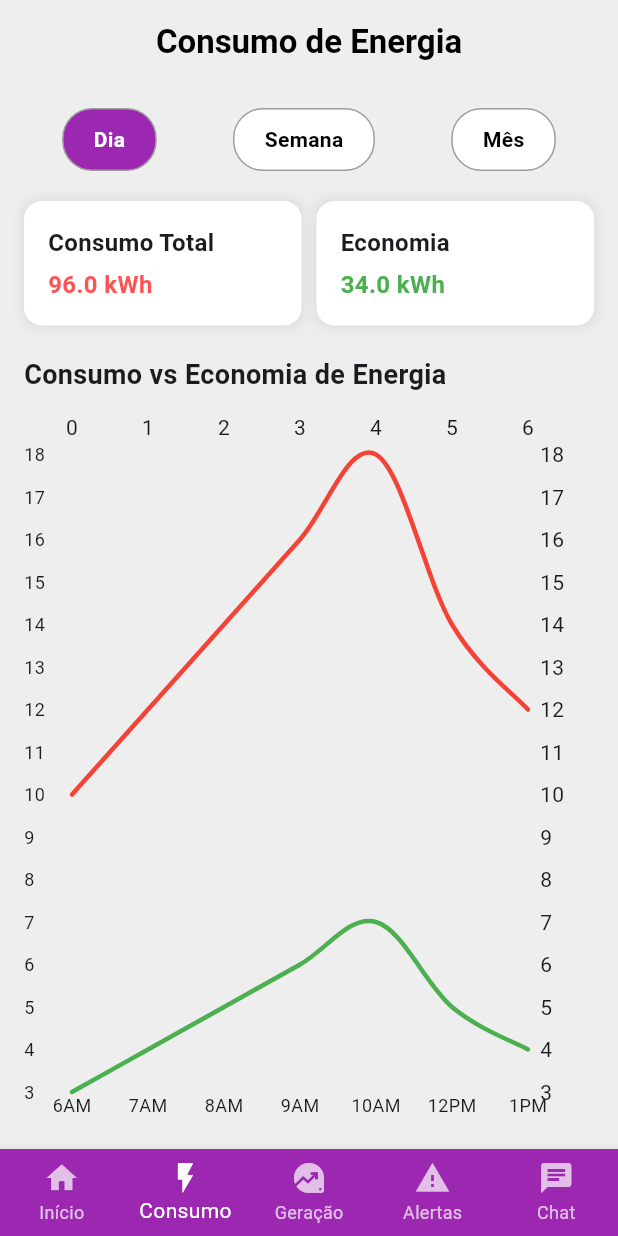
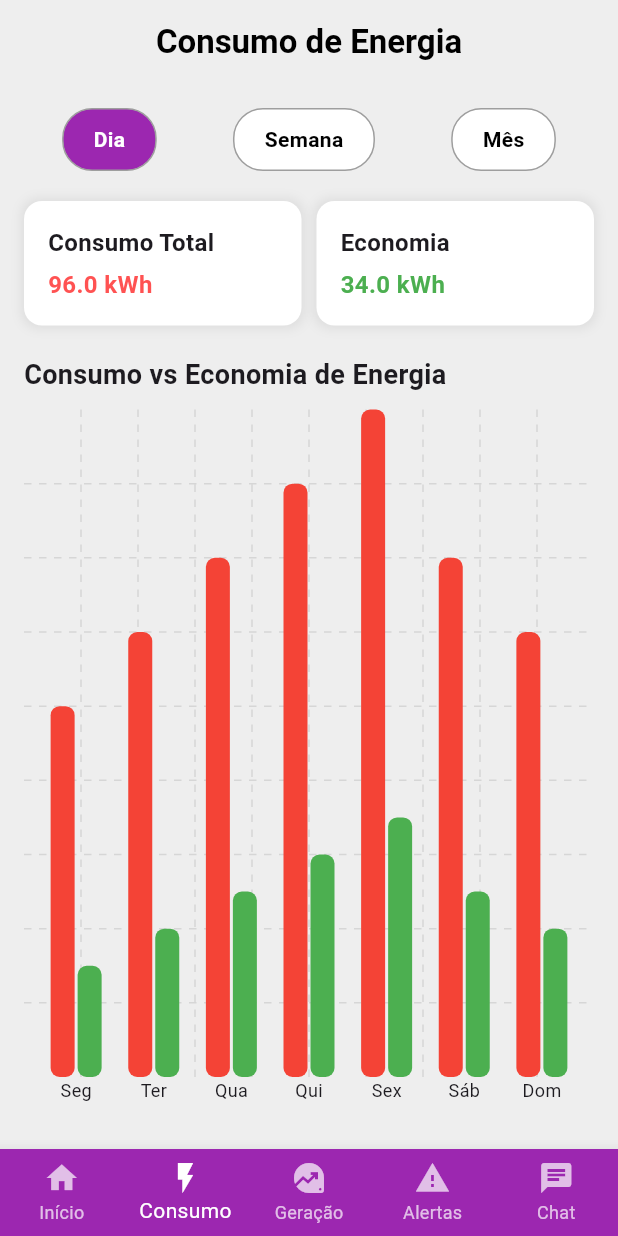
Before and after one commit to Projetos-III-UFPA-2024-4/engenheiros-do-acaii, a Flutter app: the screen it shows after launch, item 2 of the bottom bar chosen, on a phone screen of 412 x 824 dp. Run offline on Flutter 3.47's test engine with Material 3 defaults, Android fonts, the light colour scheme and no system bars; drawn by our look-alikes of fl_chart.

Commit message:
features: tela consumo

```diff
--- a/app-mobile/frontend/lib/screens/consumption.dart
+++ b/app-mobile/frontend/lib/screens/consumption.dart
@@ -77,79 +77,16 @@ class ConsumptionPageState extends State<ConsumptionPage> {
 
             const SizedBox(height: 20),
 
-            // Gráfico de Linhas - Consumo e Economia
+            // Gráfico de Barras - Consumo e Economia
             const Text(
               "Consumo vs Economia de Energia",
               style: TextStyle(fontSize: 18, fontWeight: FontWeight.bold),
             ),
             const SizedBox(height: 10),
-            Expanded(child: _buildLineChart()),
+            Expanded(child: _buildResponsiveBarChart()),
           ],
         ),
       ),
-    );
-  }
-
-  // ✅ Gráfico de Linhas (Consumo vs Economia)
-  Widget _buildLineChart() {
-    return LineChart(
-      LineChartData(
-        gridData: FlGridData(show: false),
-        borderData: FlBorderData(show: false),
-        titlesData: FlTitlesData(
-          leftTitles: AxisTitles(
-            sideTitles: SideTitles(
-              showTitles: true,
-              reservedSize: 32,
-              getTitlesWidget: (double value, TitleMeta meta) {
-                return Text(
-                  value.toStringAsFixed(0),
-                  style: const TextStyle(fontSize: 12),
-                );
-              },
-            ),
-          ),
-          bottomTitles: AxisTitles(
-            sideTitles: SideTitles(
-              showTitles: true,
-              getTitlesWidget: (double value, TitleMeta meta) {
-                return Text(
-                  _getLabelForX(value.toInt()),
-                  style: const TextStyle(fontSize: 12),
-                );
-              },
-            ),
-          ),
-        ),
-        lineBarsData: [
-          // Linha do Consumo
-          LineChartBarData(
-            spots: _generateSpots(consumptionData[selectedFilter]!),
-            isCurved: true,
-            color: Colors.red,
-            barWidth: 3,
-            isStrokeCapRound: true,
-            dotData: FlDotData(show: false),
-          ),
-          // Linha da Economia
-          LineChartBarData(
-            spots: _generateSpots(savingsData[selectedFilter]!),
-            isCurved: true,
-            color: Colors.green,
-            barWidth: 3,
-            isStrokeCapRound: true,
-            dotData: FlDotData(show: false),
-          ),
-        ],
-      ),
-    );
-  }
-
-  // ✅ Gerar os pontos para o gráfico de linhas
-  List<FlSpot> _generateSpots(List<double> values) {
-    return List.generate(
-      values.length,
-      (index) => FlSpot(index.toDouble(), values[index]),
     );
   }
 
@@ -219,19 +156,87 @@ class ConsumptionPageState extends State<ConsumptionPage> {
     );
   }
 
+  // ✅ Gráfico de Barras Responsivo ajustado para parecer com a Geração
+  Widget _buildResponsiveBarChart() {
+    return LayoutBuilder(
+      builder: (context, constraints) {
+        return BarChart(
+          BarChartData(
+            barGroups: List.generate(consumptionData[selectedFilter]!.length, (index) {
+              return BarChartGroupData(
+                x: index,
+                barRods: [
+                  BarChartRodData(
+                    toY: consumptionData[selectedFilter]![index],
+                    color: Colors.red,
+                    width: 16, // Mantendo a mesma largura das barras da geração
+                    borderRadius: BorderRadius.circular(6),
+                  ),
+                  BarChartRodData(
+                    toY: savingsData[selectedFilter]![index],
+                    color: Colors.green,
+                    width: 16, // Mantendo a mesma largura das barras da geração
+                    borderRadius: BorderRadius.circular(6),
+                  ),
+                ],
+              );
+            }),
+            borderData: FlBorderData(show: false),
+            gridData: FlGridData(
+              show: true,
+              drawVerticalLine: true,
+              drawHorizontalLine: true,
+              getDrawingHorizontalLine: (value) {
+                return FlLine(
+                  color: Colors.grey.withOpacity(0.3),
+                  strokeWidth: 1,
+                  dashArray: [5, 5],
+                );
+              },
+              getDrawingVerticalLine: (value) {
+                return FlLine(
+                  color: Colors.grey.withOpacity(0.3),
+                  strokeWidth: 1,
+                  dashArray: [5, 5],
+                );
+              },
+            ),
+            titlesData: FlTitlesData(
+              leftTitles: const AxisTitles(
+                sideTitles: SideTitles(showTitles: false),
+              ),
+              rightTitles: const AxisTitles(
+                sideTitles: SideTitles(showTitles: false),
+              ),
+              topTitles: const AxisTitles(
+                sideTitles: SideTitles(showTitles: false),
+              ),
+              bottomTitles: AxisTitles(
+                sideTitles: SideTitles(
+                  showTitles: true,
+                  getTitlesWidget: (value, meta) {
+                    return Text(
+                      _getLabelForX(value.toInt()),
+                      style: const TextStyle(fontSize: 12),
+                    );
+                  },
+                  reservedSize: 32,
+                ),
+              ),
+            ),
+          ),
+        );
+      },
+    );
+  }
+
+  // ✅ Definir rótulos do eixo X
+  String _getLabelForX(int index) {
+    return ["Seg", "Ter", "Qua", "Qui", "Sex", "Sáb", "Dom"][index];
+  }
+
   // ✅ Método para calcular o total de energia consumida ou economizada
   double _getTotal(List<double> values) {
     return values.reduce((a, b) => a + b);
   }
-
-  // ✅ Definir rótulos do eixo X
-  String _getLabelForX(int index) {
-    Map<String, List<String>> labelsMap = {
-      "Dia": ["6AM", "7AM", "8AM", "9AM", "10AM", "12PM", "1PM"],
-      "Semana": ["Seg", "Ter", "Qua", "Qui", "Sex", "Sáb", "Dom"],
-      "Mês": ["1", "5", "10", "15", "20", "25", "30"],
-    };
-
-    return labelsMap[selectedFilter]![index];
-  }
 }
```
